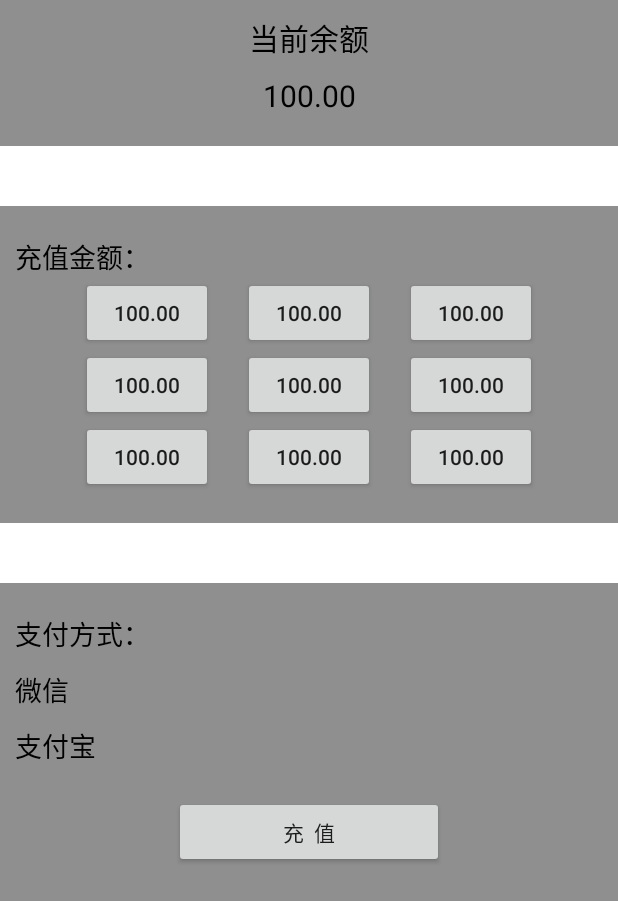
After one commit to zuofoshou/CarSharing, an Android app: the layout mine_my_balance.xml on its own in the app's theme, with its tools: preview values and no code run, on a phone screen of 412 x 824 dp. The commit adds this screen. Shown: the top 901 px of the screen. Run offline under Robolectric (Android 15) with nearby library versions, the phone set to English and light mode, and no system bars.

Commit message:
我的其他界面和类

```diff
--- /dev/null
+++ b/app/src/main/res/layout/mine_my_balance.xml
@@ -0,0 +1,150 @@
+<?xml version="1.0" encoding="utf-8"?>
+<LinearLayout xmlns:android="http://schemas.android.com/apk/res/android"
+    android:layout_width="match_parent"
+    android:layout_height="match_parent"
+    android:background="@color/black_gray"
+    android:orientation="vertical">
+
+    <TextView
+        android:layout_width="match_parent"
+        android:layout_height="wrap_content"
+        android:layout_marginTop="10dp"
+        android:gravity="center"
+        android:text="当前余额"
+        android:textColor="@color/black"
+        android:textSize="20sp" />
+
+    <TextView
+        android:layout_width="match_parent"
+        android:layout_height="wrap_content"
+        android:layout_marginTop="10dp"
+        android:gravity="center"
+        android:text="100.00"
+        android:textColor="@color/black"
+        android:textSize="20sp" />
+
+    <EditText
+        android:layout_width="match_parent"
+        android:layout_height="40dp"
+        android:layout_marginTop="20dp"
+        android:background="@color/white" />
+
+    <TextView
+        android:layout_width="wrap_content"
+        android:layout_height="wrap_content"
+        android:layout_marginLeft="10dp"
+        android:layout_marginTop="20dp"
+        android:text="充值金额："
+        android:textColor="@color/black"
+        android:textSize="18sp" />
+
+
+    <LinearLayout
+        android:layout_width="match_parent"
+        android:layout_height="wrap_content"
+        android:gravity="center_horizontal">
+
+        <Button
+            android:layout_width="wrap_content"
+            android:layout_height="wrap_content"
+            android:layout_marginRight="20dp"
+            android:text="100.00" />
+
+        <Button
+            android:layout_width="wrap_content"
+            android:layout_height="wrap_content"
+            android:text="100.00" />
+
+        <Button
+            android:layout_width="wrap_content"
+            android:layout_height="wrap_content"
+            android:layout_marginLeft="20dp"
+            android:text="100.00" />
+    </LinearLayout>
+
+    <LinearLayout
+        android:layout_width="match_parent"
+        android:layout_height="wrap_content"
+        android:gravity="center_horizontal">
+
+        <Button
+            android:layout_width="wrap_content"
+            android:layout_height="wrap_content"
+            android:layout_marginRight="20dp"
+            android:text="100.00" />
+
+        <Button
+            android:layout_width="wrap_content"
+            android:layout_height="wrap_content"
+            android:text="100.00" />
+
+        <Button
+            android:layout_width="wrap_content"
+            android:layout_height="wrap_content"
+            android:layout_marginLeft="20dp"
+            android:text="100.00" />
+    </LinearLayout>
+
+    <LinearLayout
+        android:layout_width="match_parent"
+        android:layout_height="wrap_content"
+        android:gravity="center_horizontal">
+
+        <Button
+            android:layout_width="wrap_content"
+            android:layout_height="wrap_content"
+            android:layout_marginRight="20dp"
+            android:text="100.00" />
+
+        <Button
+            android:layout_width="wrap_content"
+            android:layout_height="wrap_content"
+            android:text="100.00" />
+
+        <Button
+            android:layout_width="wrap_content"
+            android:layout_height="wrap_content"
+            android:layout_marginLeft="20dp"
+            android:text="100.00" />
+    </LinearLayout>
+
+    <EditText
+        android:layout_width="match_parent"
+        android:layout_height="40dp"
+        android:layout_marginTop="20dp"
+        android:background="@color/white" />
+
+    <TextView
+        android:layout_width="wrap_content"
+        android:layout_height="wrap_content"
+        android:layout_marginLeft="10dp"
+        android:layout_marginTop="20dp"
+        android:text="支付方式："
+        android:textColor="@color/black"
+        android:textSize="18sp" />
+
+    <TextView
+        android:layout_width="wrap_content"
+        android:layout_height="wrap_content"
+        android:text="微信"
+        android:layout_marginLeft="10dp"
+        android:layout_marginTop="10dp"
+        android:textColor="@color/black"
+        android:textSize="18sp" />
+
+    <TextView
+        android:layout_width="wrap_content"
+        android:layout_height="wrap_content"
+        android:text="支付宝"
+        android:layout_marginLeft="10dp"
+        android:layout_marginTop="10dp"
+        android:textColor="@color/black"
+        android:textSize="18sp" />
+
+    <Button
+        android:layout_width="180dp"
+        android:layout_height="wrap_content"
+        android:layout_gravity="center_horizontal"
+        android:layout_marginTop="20dp"
+        android:text="充  值"/>
+</LinearLayout>
```
Also changed, not shown: app/src/main/java/com/example/admin/carsharing/ui/mine/MyBalance.java (added, +27 -0 lines), app/src/main/java/com/example/admin/carsharing/ui/mine/MyCoupon.java (added, +28 -0 lines), app/src/main/java/com/example/admin/carsharing/ui/mine/MyDeposit.java (added, +28 -0 lines), app/src/main/res/layout/mine_my_coupon.xml (added, +11 -0 lines), app/src/main/res/layout/mine_my_deposit.xml (added, +41 -0 lines), app/src/main/res/layout/mine_my_wallet.xml (+35 -28 lines).
